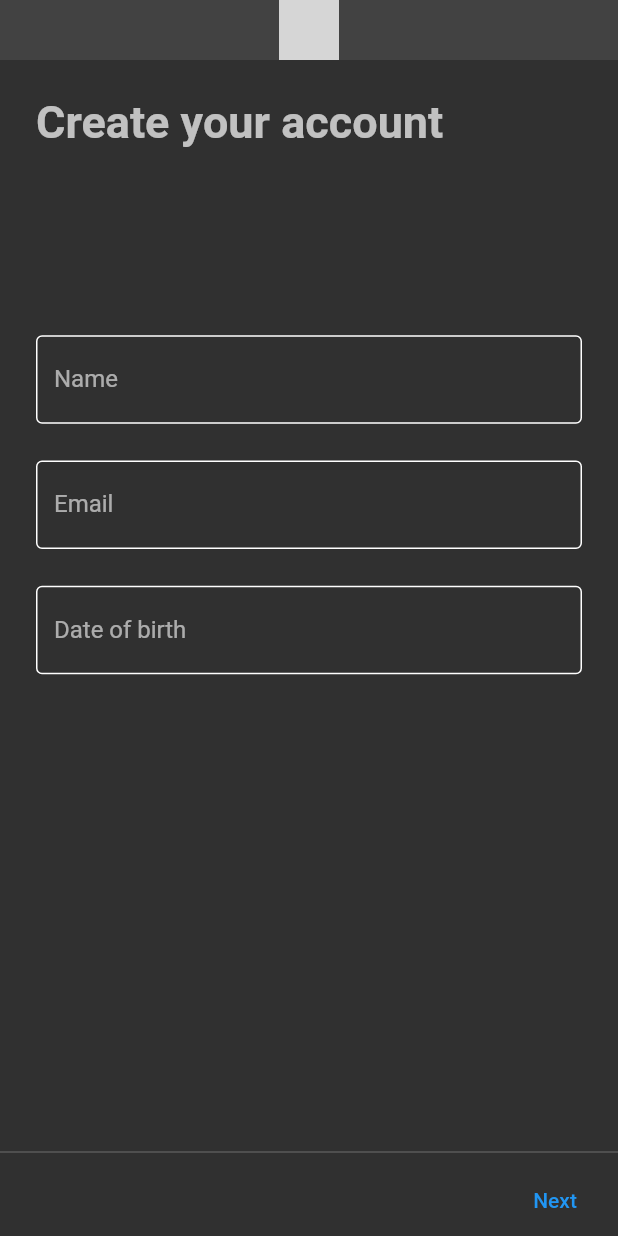
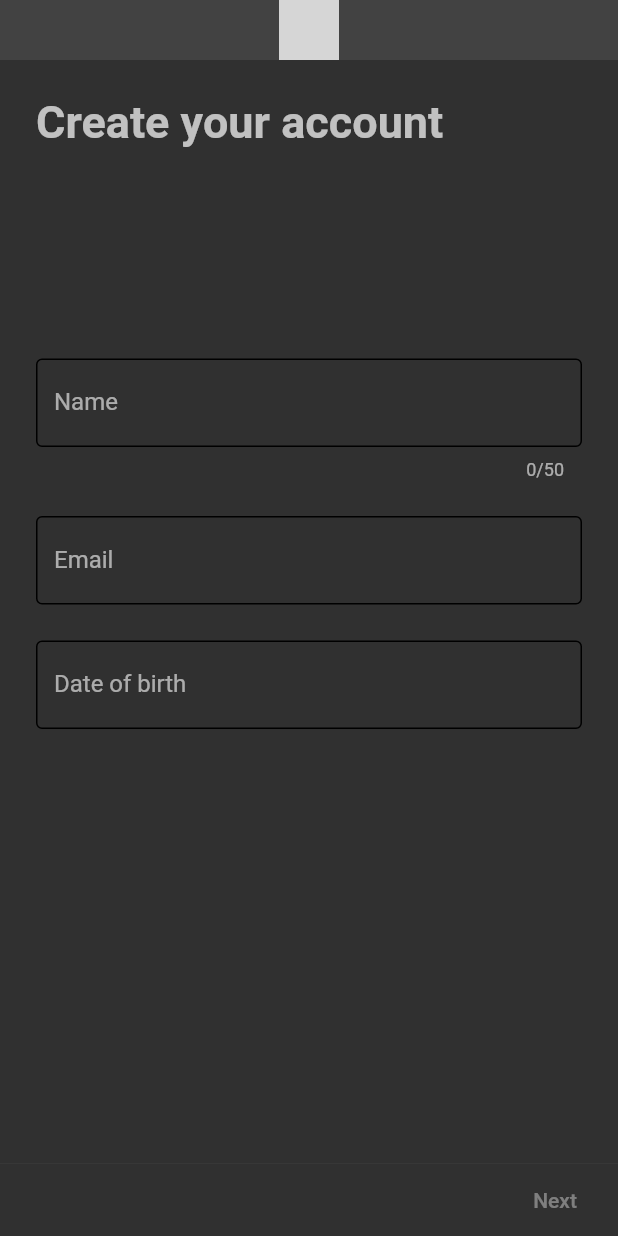
Before and after one commit to AbdoWise-z/GigaChat-Cross-platform, a Flutter app: the screen it shows after launch, on a phone screen of 412 x 824 dp. Run offline on Flutter 3.47's test engine with Material 2 defaults, Android fonts, the phone set to English and light mode, and no system bars; our stand-ins replace email_validator; accounts and stored records are empty; grey boxes are pictures that could not be loaded.

Commit message:
finished implementing create-account page UI

```diff
--- a/lib/pages/register/create-account.dart
+++ b/lib/pages/register/create-account.dart
@@ -1,9 +1,9 @@
-import 'dart:ffi';
 
 import 'package:flutter/cupertino.dart';
 import 'package:flutter/material.dart';
 import 'package:gigachat/providers/theme-provider.dart';
 import 'package:email_validator/email_validator.dart';
+import 'package:intl/intl.dart';
 
 class CreateAccount extends StatefulWidget {
   const CreateAccount({Key? key}) : super(key: key);
@@ -13,32 +13,33 @@ class CreateAccount extends StatefulWidget {
 }
 
 class _CreateAccountState extends State<CreateAccount> {
+  //input controllers
   TextEditingController inputName = TextEditingController();
   TextEditingController inputEmail = TextEditingController();
   TextEditingController inputDOB = TextEditingController();
+  //input validation
+  bool nameIsValid = false;
+  bool nameIsError = false;
+  bool emailIsValid = false;
+  bool emailIsError = false;
+  final formKey = GlobalKey<FormState>();
 
+  FocusNode dateFocusNode = FocusNode();  //to check for date text_field focus
 
   @override
   Widget build(BuildContext context) {
+
     ThemeProvider theme = ThemeProvider();
     bool isDark = theme.getThemeName == "dark";
-    Color backGroundColor = theme.getTheme.scaffoldBackgroundColor;
-    Color? appBarColor = theme.getTheme.appBarTheme.backgroundColor;
-    IconThemeData? appBarIconTheme = theme.getTheme.appBarTheme.iconTheme;
-    Color? textFieldBorderColor = theme.getTheme.textTheme.labelSmall?.color;
-    MaterialStateProperty<Color?>? buttonBackGroundColor = theme.getTheme.textButtonTheme.style?.backgroundColor;
-    MaterialStateProperty<TextStyle?>? buttonTextStyle = theme.getTheme.textButtonTheme.style?.textStyle;
-    Color? inputTextColor = theme.getTheme.textTheme.bodyMedium?.color;
+    bool isButtonDisabled = inputDOB.text.isEmpty || inputName.text.isEmpty || inputEmail.text.isEmpty;
 
     return Scaffold(
       resizeToAvoidBottomInset: true,
       appBar: AppBar(
-        iconTheme: appBarIconTheme,
         toolbarHeight: 40,
         elevation: 0,
-        backgroundColor:appBarColor,
         title: Center(
-          child: Container(
+          child: SizedBox(
             height: 40,
             width: 40,
             child: Image.asset(
@@ -47,10 +48,11 @@ class _CreateAccountState extends State<CreateAccount> {
           ),
         ),
       ),
-      backgroundColor: backGroundColor,
       body: Padding(
+        padding: const EdgeInsets.fromLTRB(0,0,0,50),
+        child: SingleChildScrollView(
+          child: Padding(
             padding: const EdgeInsets.all(24),
-        child: SingleChildScrollView(
             child: Column(
               crossAxisAlignment: CrossAxisAlignment.start,
               children: [
@@ -62,80 +64,129 @@ class _CreateAccountState extends State<CreateAccount> {
                       fontWeight: FontWeight.bold
                   ),
                 ),
-            const SizedBox(height: 100,),
-            SizedBox(
-              height: 275,
+                Visibility(
+                  visible: MediaQuery.of(context).viewInsets.bottom == 0,  //visible when keyboard is not shown
+                    child: const SizedBox(height: 130,)
+                ),
+                Padding(
+                  padding: const EdgeInsets.fromLTRB(0,10,0,50),
+                  child: Form(
+                    key: formKey,
                     child: Column(
-                mainAxisAlignment: MainAxisAlignment.spaceEvenly,
+                      mainAxisAlignment: MainAxisAlignment.center,
                       children: [
                         TextFormField(
-                    style: TextStyle(
-                      color: inputTextColor,
-                    ),
-                    decoration: InputDecoration(
-                      labelText: "Name",
-                      border: const OutlineInputBorder(),
-                      enabledBorder: OutlineInputBorder(
-                        borderSide: BorderSide(color: textFieldBorderColor!)
-                      ),
-
-                    ),
-                  ),
-                  TextFormField(
+                          controller: inputName,
                           autovalidateMode: AutovalidateMode.onUserInteraction,
                           validator: (String? input){
-                      print(inputEmail.text);
-                      if(input != null && !EmailValidator.validate(input)){
-                        return "Please enter a valid email";
-                      }else {
+                            if(input == null || input.isEmpty){
+                              nameIsValid = false;
+                              nameIsError = false;
+                              return null;
+                            }
+                            else if(input.length > 50){
+                              nameIsValid = false;
+                              nameIsError = true;
+                              return "Must be 50 characters or fewer";
+                            }else{
+                              nameIsValid = true;
+                              nameIsError = false;
                               return null;
                             }
                           },
-                    style: TextStyle(
-                      color: inputTextColor,
+                          onChanged: (String input) async {
+                            await Future.delayed(const Duration(milliseconds: 50));  //wait for validator
+                            setState(() {});
+                          },
+                          decoration: InputDecoration(
+                            labelText: "Name",
+                            counterText: "${inputName.text.length}/50",
+                            border: const OutlineInputBorder(),
+                            enabledBorder: const OutlineInputBorder(),
+                            suffixIcon: nameIsValid?
+                            const Icon(Icons.check_circle_sharp,color: CupertinoColors.systemGreen,) :
+                            nameIsError? const Icon(Icons.error,color: Colors.red,) : null,
                           ),
+                        ),
+                        const SizedBox(height: 24,),
+                        TextFormField(
+                          controller: inputEmail,
+                          autovalidateMode: AutovalidateMode.onUserInteraction,
+                          validator: (String? input){
+                            if(input == null || input.isEmpty){
+                              emailIsValid = false;
+                              emailIsError = false;
+                              return null;
+                            }
+                            if(EmailValidator.validate(input)){
+                              emailIsError = false;
+                              emailIsValid = true;
+                              return null;
+                            }
+                            else{
+                              emailIsError = true;
+                              emailIsValid = false;
+                              return "Please enter a valid email";
+                            }
+                          },
+                          onChanged: (String input) async {
+                            await Future.delayed(const Duration(milliseconds: 50));  //wait for validator
+                            setState(() {});
+                          },
                           decoration: InputDecoration(
                             labelText: "Email",
                             border: const OutlineInputBorder(),
-                      enabledBorder: OutlineInputBorder(
-                        borderSide: BorderSide(color: textFieldBorderColor)
+                            enabledBorder: const OutlineInputBorder(),
+                            suffixIcon: emailIsValid? const Icon(Icons.check_circle_sharp,color: CupertinoColors.systemGreen,) :
+                            emailIsError? const Icon(Icons.error,color: Colors.red,) : null,
                           ),
                         ),
+                        const SizedBox(height: 24,),
+                        TextFormField(
+                          controller: inputDOB,
+                          readOnly: true,
+                          focusNode: dateFocusNode,
+                          onTap: (){
+                            setState(() {});
+                          },
+                          decoration: const InputDecoration(
+                            labelText: "Date of birth",
+                            border: OutlineInputBorder(),
+                            enabledBorder: OutlineInputBorder(),
                           ),
-                  TextFormField(
-                    style: TextStyle(
-                      color: inputTextColor,
                         ),
-                    decoration: InputDecoration(
-                      labelText: "Date of birth",
-                      border: const OutlineInputBorder(),
-                      enabledBorder: OutlineInputBorder(
-                        borderSide: BorderSide(color: textFieldBorderColor)
+                      ],
                     ),
                   ),
                 ),
             ],
             ),
           ),
-          ],
         ),
       ),
-      ),
-      bottomSheet: Container(
-        height: 64,
+      bottomSheet: SizedBox(
+        height: dateFocusNode.hasFocus? 150 : 50,
         child: Column(
+          mainAxisAlignment: MainAxisAlignment.end,
           crossAxisAlignment: CrossAxisAlignment.end,
           children: [
-            Divider(thickness: 0.2, color: textFieldBorderColor,),
+            const Divider(thickness: 0.2, height: 1,),
             Padding(
               padding: const EdgeInsets.fromLTRB(0,0,10,0),
               child: TextButton(
-                  onPressed: (){},
+
+                onPressed: isButtonDisabled? null : (){
+                  if(formKey.currentState!.validate()){
+                    //TODO: back-end post request
+                    //TODO: Navigate to other pages
+                    showDialog(context: context,
+                        builder: (context) => const Text("Noice")
+                    );
+                  }
+                },
                 style: ButtonStyle(
                   splashFactory: NoSplash.splashFactory,
                   overlayColor: MaterialStateProperty.all(Colors.transparent),
-                  backgroundColor: buttonBackGroundColor,
-                  textStyle: buttonTextStyle,
                   shape: MaterialStateProperty.all(
                       const RoundedRectangleBorder(
                         borderRadius: BorderRadius.all(Radius.circular(20)),
@@ -144,7 +195,23 @@ class _CreateAccountState extends State<CreateAccount> {
                 ),
                 child: const Text("Next"),
               ),
+            ),
+            Visibility(
+              visible: dateFocusNode.hasFocus,  //visible when date text_field is focused
+              child: SizedBox(
+                height: 100,
+                child: CupertinoDatePicker(
+                  mode: CupertinoDatePickerMode.date,
+                  initialDateTime: DateTime.now(),
+                  maximumDate: DateTime.now(),
+                  onDateTimeChanged: (input){
+                    setState(() {
+                      inputDOB.text = DateFormat.yMMMMd('en_US').format(input);
+                    });
+                  },
+                ),
               )
+            ),
           ],
         ),
       ),
--- a/pubspec.yaml
+++ b/pubspec.yaml
@@ -31,6 +31,7 @@ dependencies:
   flutter:
     sdk: flutter
   email_validator: '^2.1.16'
+  intl: ^0.18.1
 
 
 
```
Also changed, not shown: pubspec.lock. Lines whose indentation alone changed are shown as unchanged.
